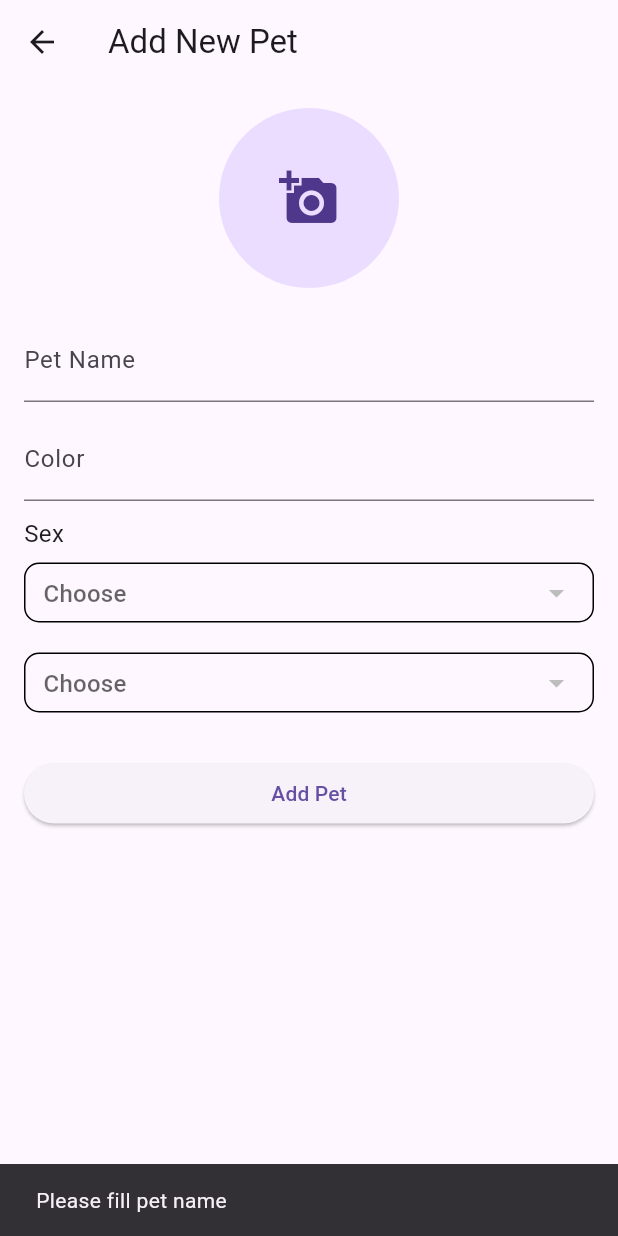
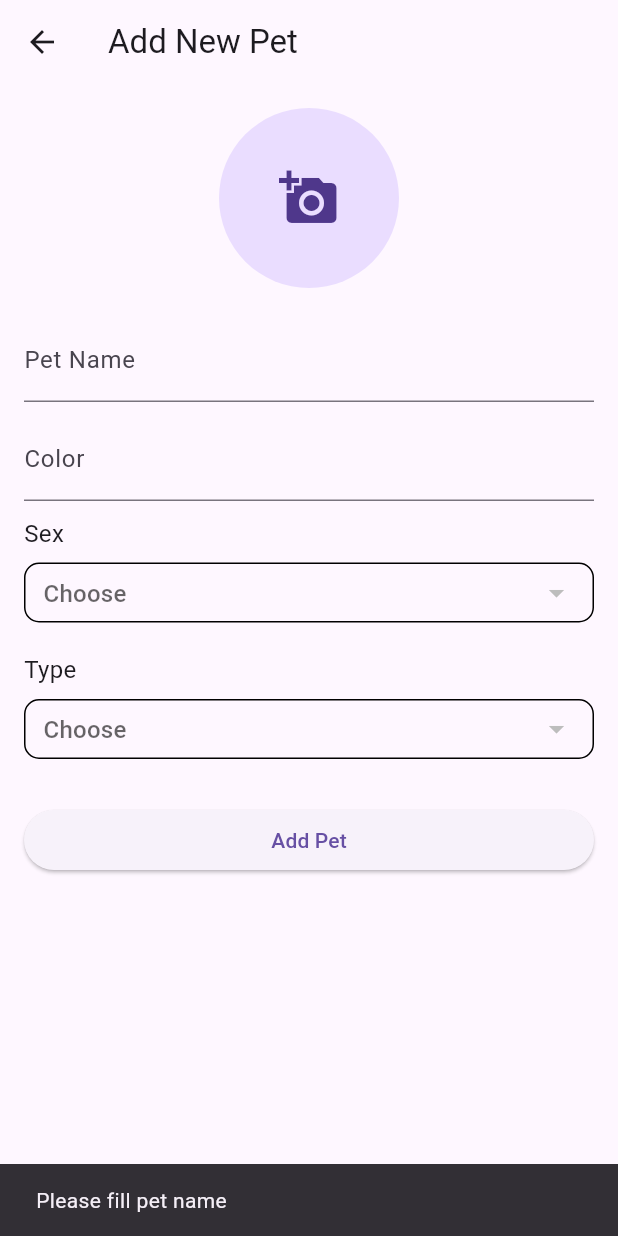
Before and after one commit to didy14/pet_clinic, a Flutter app: the Addpets screen opened directly, after a tap on "Add Pet", on a phone screen of 412 x 824 dp. Run offline on Flutter 3.47's test engine with Material 3 defaults, Android fonts, the phone set to English and light mode, and no system bars; our stand-ins replace dio, firebase_core, flutter_speed_dial, google_maps_flutter, image_picker, percent_indicator and 1 more; accounts and stored records are empty; statements that could not run were skipped.

Commit message:
fourth commit

```diff
--- a/lib/Dashboards/user_dashboard.dart
+++ b/lib/Dashboards/user_dashboard.dart
@@ -387,7 +387,9 @@ class _DashboardState extends State<Dashboard> {
               label: 'My Pets',
               onTap: () => Navigator.push(
                 context,
-                MaterialPageRoute(builder: (_) => Mypetsscreen()),
+                MaterialPageRoute(builder: (_) => Mypetsscreen(
+                  splashData: widget.splashData,
+                )),
               ),
             ),
             SpeedDialChild(
--- a/lib/MyPets/addPets.dart
+++ b/lib/MyPets/addPets.dart
@@ -3,13 +3,16 @@ import 'dart:convert';
 import 'package:dio/dio.dart';
 import 'package:flutter/material.dart';
 import 'package:image_picker/image_picker.dart';
+import 'package:shared_preferences/shared_preferences.dart';
+import 'package:user_login/Dashboards/user_dashboard.dart';
 import 'package:user_login/MyPets/myPetsScreen.dart';
 import 'dart:io';
 
 import 'package:user_login/utilis/config.dart';
 
 class Addpets extends StatefulWidget {
-  const Addpets({super.key});
+  final dynamic splashData;
+  const Addpets({super.key, this.splashData});
 
   @override
   State<Addpets> createState() => _AddpetsState();
@@ -21,6 +24,7 @@ class _AddpetsState extends State<Addpets> {
   final TextEditingController speciesController = TextEditingController();
   final TextEditingController colorController = TextEditingController();
   File? imageFile;
+  String user_id = "";
 
   Future<void> pickImage() async {
     final picked = await ImagePicker().pickImage(source: ImageSource.gallery);
@@ -32,11 +36,17 @@ class _AddpetsState extends State<Addpets> {
   }
 
   List<dynamic> sex = [];
-  List<dynamic> pet_spicies = [];
+  List<dynamic> pets_species = [];
   String? selectedSex;
   String? selectedSpecies;
   String? selectedHint = "Choose";
 
+  void initState() {
+    sex = widget.splashData["sex"];
+    pets_species = widget.splashData["pets_species"];
+    prepareData();
+    super.initState();
+  }
   // void submitPet() {
   //   final name = nameController.text.trim();
   //   final sex = sexController.text.trim();
@@ -60,6 +70,9 @@ class _AddpetsState extends State<Addpets> {
 
   @override
   Widget build(BuildContext context) {
+    print("👌👌$pets_species");
+    print("hapa😂${widget.splashData}");
+
     return Scaffold(
       appBar: AppBar(title: const Text("Add New Pet")),
       body: Padding(
@@ -120,7 +133,8 @@ class _AddpetsState extends State<Addpets> {
               ),
             ),
             SizedBox(height: 20),
-
+            Text("Type", style: TextStyle(fontSize: 16)),
+            const SizedBox(height: 8),
             Container(
               width: double.infinity,
               height: 40,
@@ -134,10 +148,10 @@ class _AddpetsState extends State<Addpets> {
                   isExpanded: true,
                   value: selectedSpecies,
                   decoration: InputDecoration.collapsed(hintText: selectedHint),
-                  items: pet_spicies.map((item) {
+                  items: pets_species.map((item) {
                     return DropdownMenuItem<String>(
-                      value: item["pet_species_id"].toString(),
-                      child: Text(item["pets__species_name"]),
+                      value: item["pets_species_id"].toString(),
+                      child: Text(item["pet__species_name"]),
                     );
                   }).toList(),
                   onChanged: (String? newValue) {
@@ -148,7 +162,7 @@ class _AddpetsState extends State<Addpets> {
                 ),
               ),
             ),
-            SizedBox(height: 30,),
+            SizedBox(height: 30),
 
             ElevatedButton(onPressed: validate, child: const Text("Add Pet")),
           ],
@@ -158,14 +172,23 @@ class _AddpetsState extends State<Addpets> {
   }
 
   validate() {
+    print(selectedSex);
     if (nameController.text.trim() == "") {
       ScaffoldMessenger.of(
         context,
       ).showSnackBar(SnackBar(content: Text('Please fill pet name ')));
-    } else if (sexController.text.trim() == "") {
+    } else if (colorController.text.trim() == "") {
       ScaffoldMessenger.of(
         context,
-      ).showSnackBar(SnackBar(content: Text('Please write pet sex')));
+      ).showSnackBar(SnackBar(content: Text('plese write pets color')));
+    } else if (selectedSex == null) {
+      ScaffoldMessenger.of(
+        context,
+      ).showSnackBar(SnackBar(content: Text('Please choose pets sex')));
+    } else if (selectedSpecies == null) {
+      ScaffoldMessenger.of(
+        context,
+      ).showSnackBar(SnackBar(content: Text('Please choose pets Type')));
     } else {
       addPets();
     }
@@ -179,12 +202,13 @@ class _AddpetsState extends State<Addpets> {
 
     Map<String, String> postedData = {
       "pet_name": nameController.text,
-      "pet_species_id": speciesController.text,
-      "user_id": colorController.text,
+      "pet_species_id": selectedSpecies!,
+      "user_id": user_id,
       "pet_color": colorController.text,
-      "pet_sex": sexController.text,
+      "sex_id": selectedSex!,
     };
-    String jsonPlayload = jsonEncode(postedData);
+    //String jsonPlayload = jsonEncode(postedData);
+    print("postedData🤦‍♀️🤦‍♀️$postedData");
     try {
       Response response = await dio.post(
         url,
@@ -197,6 +221,9 @@ class _AddpetsState extends State<Addpets> {
       String message = decodedString['message'];
 
       if (code == 200) {
+        Navigator.push(context, MaterialPageRoute(builder: (_) => Dashboard(
+          splashData: widget.splashData,
+        )));
         ScaffoldMessenger.of(context).showSnackBar(
           SnackBar(content: Text('A new pet was added successfully')),
         );
@@ -211,4 +238,10 @@ class _AddpetsState extends State<Addpets> {
       );
     } catch (exception) {}
   }
+
+  void prepareData() async {
+    SharedPreferences preferences = await SharedPreferences.getInstance();
+    user_id = preferences.getString(Config.user_id)!;
+    print("user_id $user_id");
+  }
 }
--- a/lib/utilis/config.dart
+++ b/lib/utilis/config.dart
@@ -7,5 +7,6 @@ class Config {
   static String add_pets = "$endpoint/add_pets";
   static String all_pets = "$endpoint/all_pets";
   static String token = "token";
+  static String user_id = "userObj.user_id";
   static String splashData = "splashData";
 }
```
Also changed, not shown: lib/MyPets/myPetsScreen.dart (+50 -4 lines), lib/appointmentScreens/newAppointment.dart (+1 -7 lines), lib/login.dart (+10 -3 lines).
